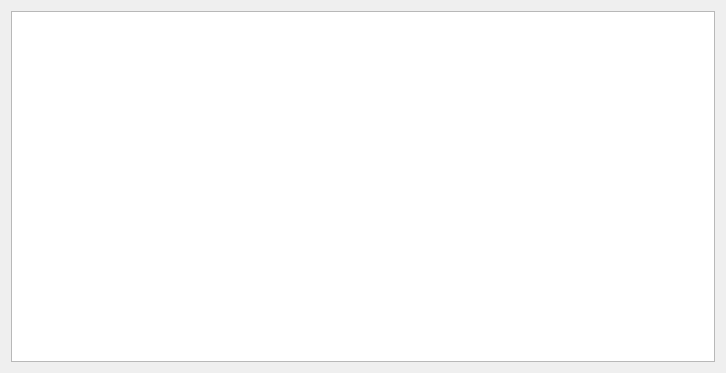
First picture: the form in crm_r_loine/source/crm_dictionary/dct_suppliers.ui, repository dekalo64/RLine, before the edit.
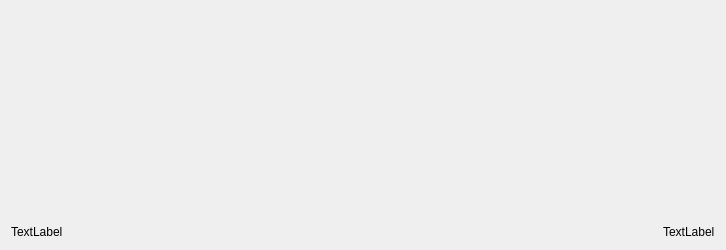
Second picture: the form after the edit.

The edit to the form file:
```diff
--- a/crm_r_loine/source/crm_dictionary/dct_suppliers.ui
+++ b/crm_r_loine/source/crm_dictionary/dct_suppliers.ui
@@ -7,7 +7,7 @@
     <x>0</x>
     <y>0</y>
     <width>726</width>
-    <height>373</height>
+    <height>250</height>
    </rect>
   </property>
   <property name="windowTitle">
@@ -15,7 +15,37 @@
   </property>
   <layout class="QGridLayout" name="gridLayout">
    <item row="0" column="0">
-    <widget class="QTreeView" name="treeViewSuppliers"/>
+    <layout class="QHBoxLayout" name="hLayoutSearchToItem"/>
+   </item>
+   <item row="2" column="0">
+    <layout class="QHBoxLayout" name="hLayoutInformation">
+     <item alignment="Qt::AlignLeft|Qt::AlignBottom">
+      <widget class="QLabel" name="labelCurrentUser">
+       <property name="font">
+        <font>
+         <weight>50</weight>
+         <bold>false</bold>
+        </font>
+       </property>
+       <property name="text">
+        <string>TextLabel</string>
+       </property>
+      </widget>
+     </item>
+     <item alignment="Qt::AlignRight|Qt::AlignBottom">
+      <widget class="QLabel" name="labelViewState">
+       <property name="font">
+        <font>
+         <weight>50</weight>
+         <bold>false</bold>
+        </font>
+       </property>
+       <property name="text">
+        <string>TextLabel</string>
+       </property>
+      </widget>
+     </item>
+    </layout>
    </item>
   </layout>
  </widget>
```
Left out of the diff: 7 changed lines with no effect on the pictures.
